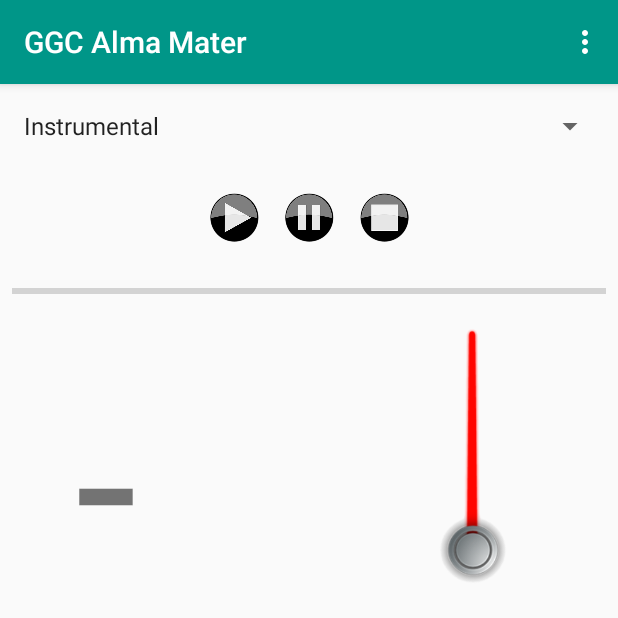
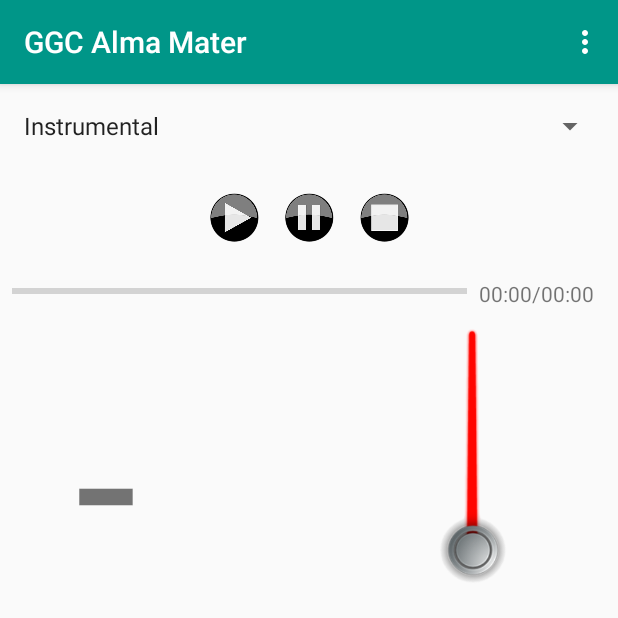
Before and after one commit to aknobloch/Alma-Mater-Native, an Android app: the screen it shows after launch (MainActivity), on a phone screen of 412 x 824 dp, the top half of it. Run offline under Robolectric (Android 15) with nearby library versions, the phone set to English and light mode, and no system bars; 1 statement that could not run was skipped.

Commit message:
Adds text progress

```diff
--- a/app/src/main/java/com/aarondevelops/alma_mater/BackgroundFragments/BackgroundMediaFragment.java
+++ b/app/src/main/java/com/aarondevelops/alma_mater/BackgroundFragments/BackgroundMediaFragment.java
@@ -12,6 +12,8 @@ import android.widget.ProgressBar;
 
 import com.aarondevelops.alma_mater.Framework.MediaListener;
 
+import java.util.ArrayList;
+
 public class BackgroundMediaFragment extends Fragment implements MediaPlayer.OnCompletionListener
 {
     public static final String MEDIA_HELPER_TAG = "BackgroundMediaFragment";
@@ -20,12 +22,13 @@ public class BackgroundMediaFragment extends Fragment implements MediaPlayer.OnC
     private Integer mediaID;
     private MediaPlayer mediaPlayer;
     private ProgressBar mScrubBar;
-    private MediaListener mMediaListener;
+    private ArrayList<MediaListener> mMediaListener;
     private boolean mPlaying;
 
     public BackgroundMediaFragment()
     {
         super();
+        mMediaListener = new ArrayList<>();
     }
 
     public void onCreate(Bundle savedInstanceState)
@@ -74,6 +77,12 @@ public class BackgroundMediaFragment extends Fragment implements MediaPlayer.OnC
 
         mediaPlayer.start();
         mPlaying = true;
+
+        for(MediaListener listener : mMediaListener)
+        {
+            listener.publishSongDuration(mediaPlayer.getDuration());
+        }
+
         mediaPlayer.setOnCompletionListener(this);
         initializeScrubBar();
 
@@ -90,7 +99,7 @@ public class BackgroundMediaFragment extends Fragment implements MediaPlayer.OnC
 
         mScrubBar.setMax(getAudioLengthMilliseconds());
         mScrubBar.setProgress(mediaPlayer.getCurrentPosition());
-        new ScrubBarUpdater().execute();
+        new ProgressTracker().execute();
     }
 
     public void pauseMedia()
@@ -122,7 +131,10 @@ public class BackgroundMediaFragment extends Fragment implements MediaPlayer.OnC
 
         if(mMediaListener != null)
         {
-            mMediaListener.reset();
+            for(MediaListener listener : mMediaListener)
+            {
+                listener.reset();
+            }
         }
 
         Log.i(MEDIA_HELPER_TAG, "Stopping track.");
@@ -161,7 +173,7 @@ public class BackgroundMediaFragment extends Fragment implements MediaPlayer.OnC
 
     public void registerMediaListener(MediaListener listener)
     {
-        mMediaListener = listener;
+        mMediaListener.add(listener);
     }
 
     @Override
@@ -200,7 +212,7 @@ public class BackgroundMediaFragment extends Fragment implements MediaPlayer.OnC
         }
     }
 
-    class ScrubBarUpdater extends AsyncTask<Void, Void, Void>
+    class ProgressTracker extends AsyncTask<Void, Void, Void>
     {
 
         @Override
@@ -221,7 +233,10 @@ public class BackgroundMediaFragment extends Fragment implements MediaPlayer.OnC
 
             int songPosition = mediaPlayer.getCurrentPosition();
             mScrubBar.setProgress(songPosition);
-            mMediaListener.publishSongState(songPosition);
+            for(MediaListener listener : mMediaListener)
+            {
+                listener.publishSongState(songPosition);
+            }
         }
     }
 }
--- a/app/src/main/java/com/aarondevelops/alma_mater/BackgroundFragments/LyricManagerFragment.java
+++ b/app/src/main/java/com/aarondevelops/alma_mater/BackgroundFragments/LyricManagerFragment.java
@@ -92,6 +92,12 @@ public class LyricManagerFragment extends Fragment implements MediaListener
         initializeQueue();
     }
 
+    @Override
+    public void publishSongDuration(int duration)
+    {
+        return;
+    }
+
     private static void initializeQueue()
     {
         nextLyricQueue = new LinkedList<>();
--- a/app/src/main/java/com/aarondevelops/alma_mater/Boundary/MainActivity.java
+++ b/app/src/main/java/com/aarondevelops/alma_mater/Boundary/MainActivity.java
@@ -47,6 +47,7 @@ public class MainActivity extends AppCompatActivity implements
         initializeNoteFragment();
         initializeProgressBar();
         initializeLyricFragment();
+        initializeProgressUpdater();
     }
 
     public void onPlayButton(View v)
@@ -134,6 +135,15 @@ public class MainActivity extends AppCompatActivity implements
         mMediaFragment.registerMediaListener(mLyricManagerFragment);
     }
 
+    private void initializeProgressUpdater()
+    {
+        TextView progressLabel = (TextView) findViewById(R.id.currentPositionLabel);
+        TextView durationLabel = (TextView) findViewById(R.id.durationLabel);
+
+        ProgressUpdater updater = new ProgressUpdater(progressLabel, durationLabel);
+        mMediaFragment.registerMediaListener(updater);
+    }
+
     private boolean fragmentExists(String tag)
     {
         FragmentManager fragmentManager = getFragmentManager();
--- /dev/null
+++ b/app/src/main/java/com/aarondevelops/alma_mater/Boundary/ProgressUpdater.java
@@ -0,0 +1,54 @@
+package com.aarondevelops.alma_mater.Boundary;
+
+import android.widget.TextView;
+
+import com.aarondevelops.alma_mater.Framework.MediaListener;
+
+public class ProgressUpdater implements MediaListener
+{
+    TextView mPositionLabel;
+    TextView mDurationLabel;
+
+    public ProgressUpdater(TextView currentPositionLabel, TextView durationLabel)
+    {
+        mPositionLabel = currentPositionLabel;
+        mDurationLabel = durationLabel;
+    }
+
+    @Override
+    public void publishSongState(int progress)
+    {
+        String[] timeStamp = getTime(progress);
+        this.mPositionLabel.setText(timeStamp[0] + ":" + timeStamp[1]);
+    }
+
+    @Override
+    public void reset()
+    {
+        mPositionLabel.setText("-");
+        mDurationLabel.setText("-");
+    }
+
+    @Override
+    public void publishSongDuration(int duration)
+    {
+        String[] timeStamp = getTime(duration);
+        this.mDurationLabel.setText(timeStamp[0] + ":" + timeStamp[1]);
+    }
+
+    private String[] getTime(int duration)
+    {
+        int minutes = 0;
+        int seconds = duration / 1000;
+
+        while(seconds >= 60)
+        {
+            minutes++;
+            seconds /= 60;
+        }
+        String minutesString = (minutes < 10) ? "0" + minutes : "" + minutes;
+        String secondString = (seconds < 10) ? "0" + seconds : "" + seconds;
+
+        return new String[] {minutesString, secondString};
+    }
+}
--- a/app/src/main/java/com/aarondevelops/alma_mater/Framework/MediaListener.java
+++ b/app/src/main/java/com/aarondevelops/alma_mater/Framework/MediaListener.java
@@ -6,4 +6,6 @@ public interface MediaListener
     public void publishSongState(int progress);
 
     public void reset();
+
+    public void publishSongDuration(int duration);
 }
--- a/app/src/main/res/layout/content_main.xml
+++ b/app/src/main/res/layout/content_main.xml
@@ -76,13 +76,13 @@
         android:layout_width="0dp"
         android:layout_height="wrap_content"
         android:layout_marginLeft="8dp"
-        android:layout_marginRight="8dp"
         android:layout_marginTop="16dp"
         app:layout_constraintLeft_toLeftOf="parent"
-        app:layout_constraintRight_toRightOf="parent"
         app:layout_constraintTop_toBottomOf="@+id/pauseButton"
         android:layout_marginStart="8dp"
-        android:layout_marginEnd="8dp"/>
+        android:layout_marginEnd="8dp"
+        app:layout_constraintRight_toLeftOf="@+id/currentPositionLabel"
+        android:layout_marginRight="8dp"/>
 
     <TextView
         android:id="@+id/tvBaseNote"
@@ -164,7 +164,7 @@
         android:layout_marginBottom="8dp"
         android:layout_marginLeft="8dp"
         android:layout_marginRight="8dp"
-        android:text="-"
+        android:text="@string/null_slash"
         android:textSize="18sp"
         android:textStyle="bold"
         app:layout_constraintBottom_toTopOf="@+id/nextLyric"
@@ -180,8 +180,6 @@
         android:layout_height="wrap_content"
         android:layout_marginBottom="32dp"
         android:layout_marginEnd="8dp"
-        android:layout_marginLeft="8dp"
-        android:layout_marginRight="8dp"
         android:layout_marginStart="8dp"
         android:text="@string/first_lyric"
         android:textSize="18sp"
@@ -191,4 +189,37 @@
         app:layout_constraintRight_toRightOf="parent"
         tools:text="Lyrics Will Go Here"/>
 
+    <TextView
+        android:id="@+id/durationLabel"
+        android:layout_width="wrap_content"
+        android:layout_height="wrap_content"
+        android:layout_marginEnd="16dp"
+        android:layout_marginTop="16dp"
+        android:text="@string/_00_00"
+        app:layout_constraintRight_toRightOf="parent"
+        app:layout_constraintTop_toBottomOf="@+id/pauseButton"
+        tools:text="500"/>
+
+    <TextView
+        android:id="@+id/seperator"
+        android:layout_width="wrap_content"
+        android:layout_height="wrap_content"
+        android:layout_marginEnd="0dp"
+        android:layout_marginTop="16dp"
+        android:text="@string/seperator"
+        app:layout_constraintRight_toLeftOf="@+id/durationLabel"
+        app:layout_constraintTop_toBottomOf="@+id/pauseButton"
+        tools:text=" / "/>
+
+    <TextView
+        android:id="@+id/currentPositionLabel"
+        android:layout_width="wrap_content"
+        android:layout_height="wrap_content"
+        android:layout_marginStart="0dp"
+        android:layout_marginTop="16dp"
+        android:text="@string/_00_00"
+        app:layout_constraintRight_toLeftOf="@+id/seperator"
+        app:layout_constraintTop_toBottomOf="@+id/pauseButton"
+        tools:text="100"/>
+
 </android.support.constraint.ConstraintLayout>
--- a/app/src/main/res/values/strings.xml
+++ b/app/src/main/res/values/strings.xml
@@ -10,4 +10,7 @@
     <string name="needle_desc">Tone Needle</string>
     <string name="lyrics">Lyrics: </string>
     <string name="first_lyric">We have gained wisdom and honor</string>
+    <string name="_00_00">00:00</string>
+    <string name="seperator"> / </string>
+    <string name="null_slash">-</string>
 </resources>
```
